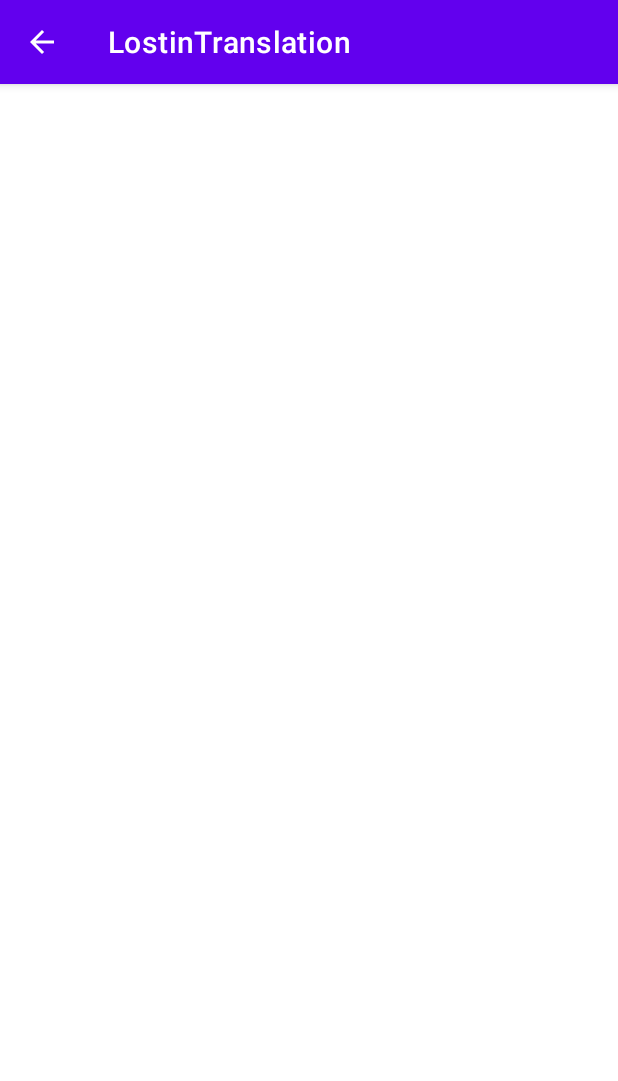
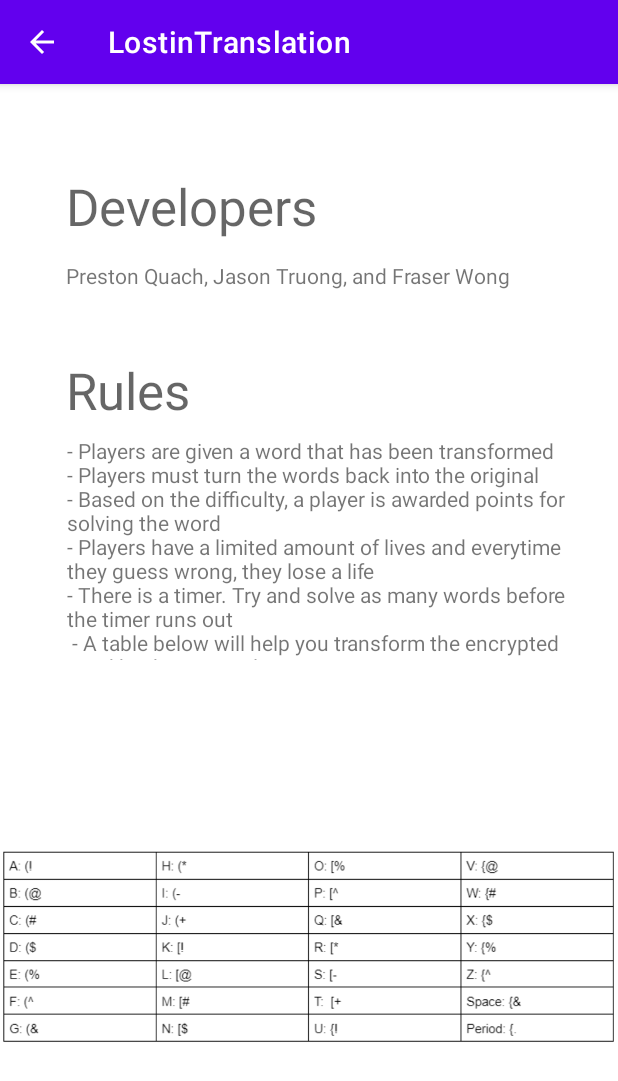
Before and after one commit to Preacho/Hackathon-Feb-18th-2023, an Android app: the activity_about screen opened directly, with no data from a screen before it, on a phone screen of 412 x 824 dp. Shown: the top 1081 px of the screen. Run offline under Robolectric (Android 15) with nearby library versions, the light colour scheme and no system bars.

Commit message:
Made Rules

```diff
--- a/app/src/main/AndroidManifest.xml
+++ b/app/src/main/AndroidManifest.xml
@@ -25,7 +25,7 @@
             android:exported="false"
             android:parentActivityName=".MainActivity" />
         <activity
-            android:name=".activity_rules"
+            android:name=".activity_about"
             android:exported="false"
             android:parentActivityName=".MainActivity" />
         <activity
--- a/app/src/main/java/com/example/lostintranslation/MainActivity.java
+++ b/app/src/main/java/com/example/lostintranslation/MainActivity.java
@@ -28,7 +28,7 @@ public class MainActivity extends AppCompatActivity {
     }
 
     private void openRules() {
-        Intent intent = new Intent(this, activity_rules.class);
+        Intent intent = new Intent(this, activity_about.class);
         startActivity(intent);
     }
 
--- a/app/src/main/java/com/example/lostintranslation/activity_rules.java
+++ b/app/src/main/java/com/example/lostintranslation/activity_about.java
@@ -4,14 +4,18 @@ import androidx.appcompat.app.ActionBar;
 import androidx.appcompat.app.AppCompatActivity;
 
 import android.os.Bundle;
+import android.widget.ImageView;
 
-public class activity_rules extends AppCompatActivity {
+public class activity_about extends AppCompatActivity {
     ActionBar ab;
     @Override
     protected void onCreate(Bundle savedInstanceState) {
         super.onCreate(savedInstanceState);
         ab = getSupportActionBar();
         ab.setDisplayHomeAsUpEnabled(true);
-        setContentView(R.layout.activity_rules);
+        setContentView(R.layout.activity_about);
+
+        ImageView image = (ImageView) findViewById(R.id.TableImageView);
+        image.setImageResource(R.drawable.alphabet_key);
     }
 }
--- a/app/src/main/java/com/example/lostintranslation/activity_view_key.java
+++ b/app/src/main/java/com/example/lostintranslation/activity_view_key.java
@@ -4,6 +4,7 @@ import androidx.appcompat.app.ActionBar;
 import androidx.appcompat.app.AppCompatActivity;
 
 import android.os.Bundle;
+import android.widget.ImageView;
 
 public class activity_view_key extends AppCompatActivity {
     ActionBar ab;
@@ -13,5 +14,6 @@ public class activity_view_key extends AppCompatActivity {
         ab = getSupportActionBar();
         ab.setDisplayHomeAsUpEnabled(true);
         setContentView(R.layout.activity_view_key);
+
     }
 }
--- /dev/null
+++ b/app/src/main/res/layout/activity_about.xml
@@ -0,0 +1,67 @@
+<?xml version="1.0" encoding="utf-8"?>
+<androidx.constraintlayout.widget.ConstraintLayout xmlns:android="http://schemas.android.com/apk/res/android"
+    xmlns:app="http://schemas.android.com/apk/res-auto"
+    xmlns:tools="http://schemas.android.com/tools"
+    android:layout_width="match_parent"
+    android:layout_height="match_parent"
+    tools:context=".activity_about">
+
+    <TextView
+        android:id="@+id/DeveloperTittle"
+        android:layout_width="wrap_content"
+        android:layout_height="wrap_content"
+        android:text="Developers"
+        android:textAppearance="@style/TextAppearance.AppCompat.Display1"
+        app:layout_constraintBottom_toBottomOf="parent"
+        app:layout_constraintEnd_toEndOf="parent"
+        app:layout_constraintHorizontal_bias="0.181"
+        app:layout_constraintStart_toStartOf="parent"
+        app:layout_constraintTop_toTopOf="parent"
+        app:layout_constraintVertical_bias="0.081" />
+
+    <TextView
+        android:id="@+id/DeveloperNames"
+        android:layout_width="wrap_content"
+        android:layout_height="wrap_content"
+        android:text="Preston Quach, Jason Truong, and Fraser Wong"
+        app:layout_constraintBottom_toBottomOf="parent"
+        app:layout_constraintEnd_toEndOf="parent"
+        app:layout_constraintHorizontal_bias="0.379"
+        app:layout_constraintStart_toStartOf="parent"
+        app:layout_constraintTop_toTopOf="parent"
+        app:layout_constraintVertical_bias="0.158" />
+
+    <TextView
+        android:id="@+id/Rules"
+        android:layout_width="wrap_content"
+        android:layout_height="wrap_content"
+        android:layout_marginTop="44dp"
+        android:text="Rules"
+        android:textAppearance="@style/TextAppearance.AppCompat.Display1"
+        app:layout_constraintEnd_toEndOf="parent"
+        app:layout_constraintHorizontal_bias="0.134"
+        app:layout_constraintStart_toStartOf="parent"
+        app:layout_constraintTop_toBottomOf="@+id/DeveloperNames" />
+
+    <TextView
+        android:id="@+id/textView4"
+        android:layout_width="350dp"
+        android:layout_height="149dp"
+        android:layout_marginTop="8dp"
+        android:text="- Players are given a word that has been transformed\n- Players must turn the words back into the original \n- Based on the difficulty, a player is awarded points for solving the word\n- Players have a limited amount of lives and everytime they guess wrong, they lose a life\n- There is a timer. Try and solve as many words before the timer runs out\n - A table below will help you transform the encrypted word back to normal   "
+        app:layout_constraintEnd_toEndOf="parent"
+        app:layout_constraintHorizontal_bias="0.721"
+        app:layout_constraintStart_toStartOf="parent"
+        app:layout_constraintTop_toBottomOf="@+id/Rules" />
+
+    <ImageView
+        android:id="@+id/TableImageView"
+        android:layout_width="wrap_content"
+        android:layout_height="wrap_content"
+        app:layout_constraintBottom_toBottomOf="parent"
+        app:layout_constraintEnd_toEndOf="parent"
+        app:layout_constraintStart_toStartOf="parent"
+        app:layout_constraintTop_toBottomOf="@+id/textView4"
+        tools:srcCompat="@tools:sample/avatars" />
+
+</androidx.constraintlayout.widget.ConstraintLayout>
--- a/app/src/main/res/layout/activity_main.xml
+++ b/app/src/main/res/layout/activity_main.xml
@@ -23,11 +23,13 @@
         android:id="@+id/bt_rules"
         android:layout_width="wrap_content"
         android:layout_height="wrap_content"
-        android:text="Rules"
+        android:text="About"
         app:layout_constraintBottom_toBottomOf="parent"
         app:layout_constraintEnd_toEndOf="parent"
+        app:layout_constraintHorizontal_bias="0.498"
         app:layout_constraintStart_toStartOf="parent"
-        app:layout_constraintTop_toTopOf="parent" />
+        app:layout_constraintTop_toTopOf="parent"
+        app:layout_constraintVertical_bias="0.756" />
 
     <Button
         android:id="@+id/bt_settings"
@@ -51,6 +53,6 @@
         app:layout_constraintHorizontal_bias="0.498"
         app:layout_constraintStart_toStartOf="parent"
         app:layout_constraintTop_toTopOf="parent"
-        app:layout_constraintVertical_bias="0.77" />
+        app:layout_constraintVertical_bias="0.499" />
 
 </androidx.constraintlayout.widget.ConstraintLayout>
--- a/app/src/main/res/layout/activity_play.xml
+++ b/app/src/main/res/layout/activity_play.xml
@@ -62,8 +62,12 @@
         android:layout_width="wrap_content"
         android:layout_height="wrap_content"
         android:text="Key"
-        tools:layout_editor_absoluteX="280dp"
-        tools:layout_editor_absoluteY="618dp" />
+        app:layout_constraintBottom_toBottomOf="parent"
+        app:layout_constraintEnd_toEndOf="parent"
+        app:layout_constraintHorizontal_bias="0.891"
+        app:layout_constraintStart_toStartOf="parent"
+        app:layout_constraintTop_toTopOf="parent"
+        app:layout_constraintVertical_bias="0.904" />
 
 
 </androidx.constraintlayout.widget.ConstraintLayout>
--- a/app/src/main/res/layout/activity_rules.xml
+++ /dev/null
@@ -1,9 +0,0 @@
-<?xml version="1.0" encoding="utf-8"?>
-<androidx.constraintlayout.widget.ConstraintLayout xmlns:android="http://schemas.android.com/apk/res/android"
-    xmlns:app="http://schemas.android.com/apk/res-auto"
-    xmlns:tools="http://schemas.android.com/tools"
-    android:layout_width="match_parent"
-    android:layout_height="match_parent"
-    tools:context=".activity_rules">
-
-</androidx.constraintlayout.widget.ConstraintLayout>
```
